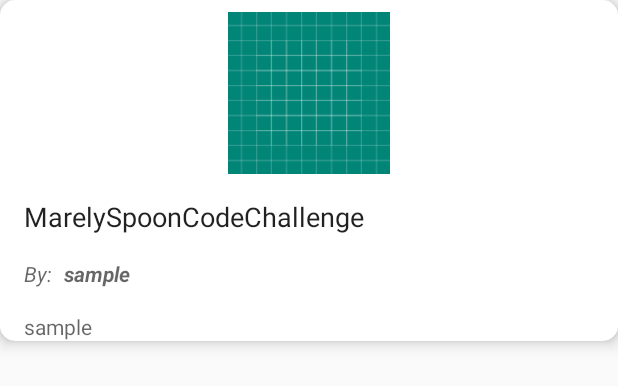
After one commit to Merka84/MarleySpoon-CodingChallenge, an Android app: the layout detail_view.xml on its own in the app's theme, with its tools: preview values and no code run, on a phone screen of 412 x 824 dp. The commit adds this screen. Shown: the top 386 px of the screen. Run offline under Robolectric (Android 15) with nearby library versions, the phone set to English and light mode, and no system bars.

Commit message:
design: add layout of list item and detail view

```diff
--- /dev/null
+++ b/app/src/main/res/layout/detail_view.xml
@@ -0,0 +1,86 @@
+<?xml version="1.0" encoding="utf-8"?>
+<androidx.cardview.widget.CardView
+        xmlns:app="http://schemas.android.com/apk/res-auto"
+        xmlns:android="http://schemas.android.com/apk/res/android"
+        android:layout_width="match_parent"
+        android:layout_height="wrap_content"
+        app:cardCornerRadius="10dp"
+        app:cardElevation="6dp">
+
+    <androidx.constraintlayout.widget.ConstraintLayout
+            android:layout_width="match_parent"
+            android:layout_height="wrap_content">
+
+        <ImageView
+                android:id="@+id/recipe_image"
+                android:layout_width="0dp"
+                android:layout_height="wrap_content"
+                app:layout_constraintTop_toTopOf="parent"
+                android:layout_marginTop="8dp"
+                app:layout_constraintLeft_toLeftOf="@id/guideline_left"
+                app:layout_constraintRight_toRightOf="@id/guideline_right"
+                android:src="@drawable/ic_launcher_background"/>
+
+        <TextView
+                android:id="@+id/recipe_title"
+                android:layout_width="wrap_content"
+                android:layout_height="wrap_content"
+                app:layout_constraintTop_toBottomOf="@+id/recipe_image"
+                app:layout_constraintLeft_toLeftOf="@id/guideline_left"
+                style="@android:style/TextAppearance.Medium"
+                android:layout_marginTop="16dp"
+                android:text="@string/app_name"/>
+
+
+        <TextView
+                android:id="@+id/recipe_chef_label"
+                android:layout_width="wrap_content"
+                android:layout_height="wrap_content"
+                app:layout_constraintTop_toBottomOf="@+id/recipe_title"
+                app:layout_constraintLeft_toLeftOf="@id/guideline_left"
+                style="@android:style/TextAppearance.Small"
+                android:textStyle="italic"
+                android:layout_marginTop="16dp"
+                android:text="@string/by"/>
+
+        <TextView
+                android:id="@+id/recipe_chef_name"
+                android:layout_width="0dp"
+                android:layout_height="wrap_content"
+                app:layout_constraintTop_toBottomOf="@+id/recipe_title"
+                app:layout_constraintLeft_toRightOf="@id/recipe_chef_label"
+                app:layout_constraintRight_toRightOf="@+id/guideline_right"
+                android:layout_marginStart="8dp"
+                android:layout_marginLeft="8dp"
+                style="@android:style/TextAppearance.Small"
+                android:textStyle="italic|bold"
+                android:layout_marginTop="16dp"
+                android:text="@string/sample_text"/>
+
+
+        <TextView
+                android:id="@+id/recipe_description"
+                android:layout_width="0dp"
+                android:layout_height="wrap_content"
+                app:layout_constraintTop_toBottomOf="@+id/recipe_chef_label"
+                app:layout_constraintLeft_toLeftOf="@id/guideline_left"
+                app:layout_constraintRight_toRightOf="@+id/guideline_right"
+                style="@android:style/TextAppearance.Small"
+                android:layout_marginTop="16dp"
+                android:text="@string/sample_text"/>
+
+        <androidx.constraintlayout.widget.Guideline
+                android:layout_width="wrap_content"
+                android:layout_height="wrap_content"
+                android:id="@+id/guideline_left"
+                app:layout_constraintGuide_begin="16dp"
+                android:orientation="vertical"/>
+
+        <androidx.constraintlayout.widget.Guideline
+                android:layout_width="wrap_content"
+                android:layout_height="wrap_content"
+                android:id="@+id/guideline_right"
+                app:layout_constraintGuide_end="16dp"
+                android:orientation="vertical"/>
+    </androidx.constraintlayout.widget.ConstraintLayout>
+</androidx.cardview.widget.CardView>
--- a/app/src/main/res/values/strings.xml
+++ b/app/src/main/res/values/strings.xml
@@ -1,3 +1,5 @@
 <resources>
     <string name="app_name">MarelySpoonCodeChallenge</string>
+    <string name="by">By:</string>
+    <string name="sample_text">sample</string>
 </resources>
```
Also changed, not shown: app/src/main/res/layout/activity_main.xml (deleted, +0 -19 lines), app/src/main/res/layout/adapter_list_item.xml (added, +44 -0 lines).
